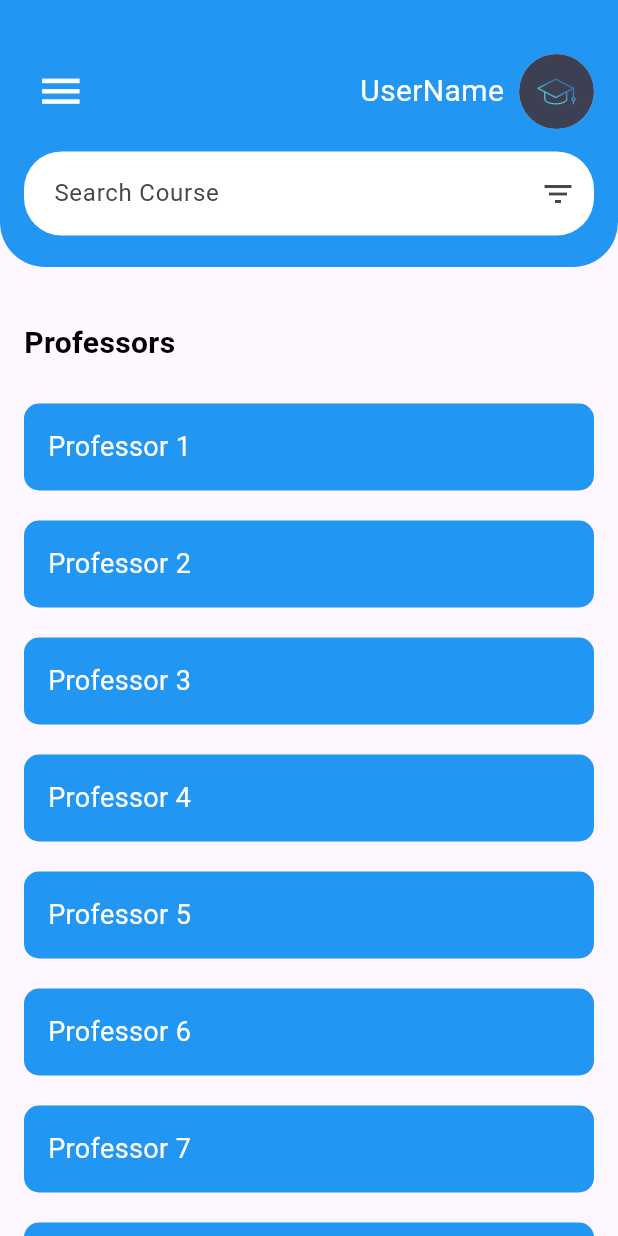
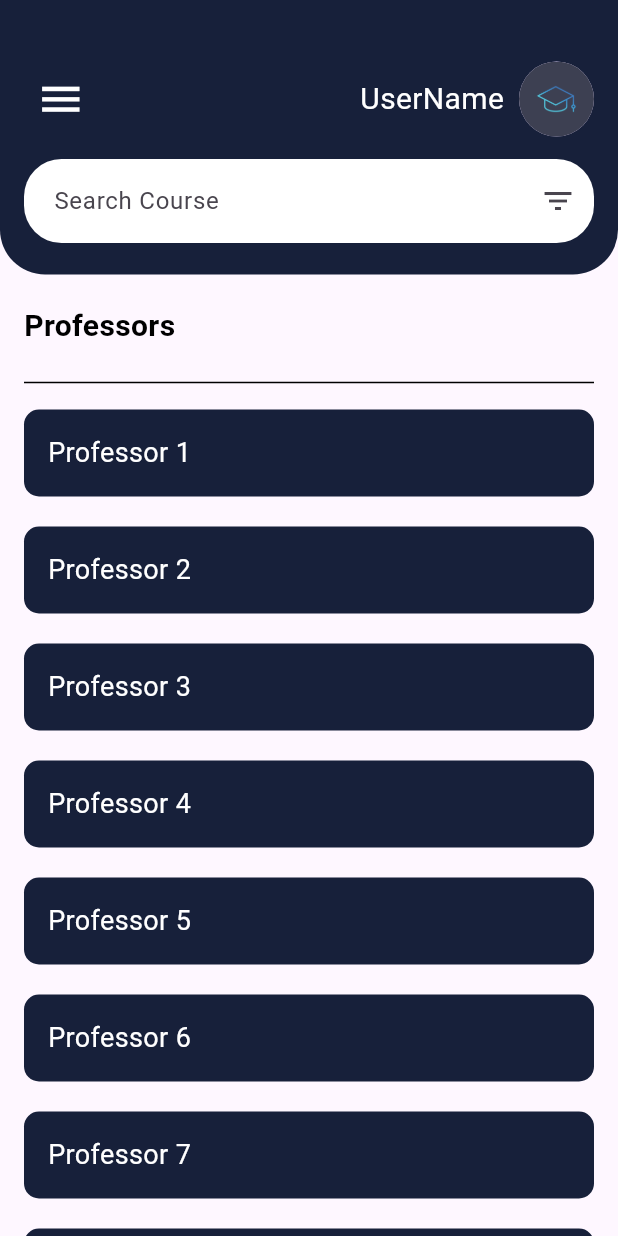
Before and after one commit to FindMyProfessors/findmyprofessors, a Flutter app: the Dashboard screen opened directly, in the side drawer, after a tap on "DashBoard", on a phone screen of 412 x 824 dp. Run offline on Flutter 3.47's test engine with Material 3 defaults, Android fonts, the phone set to English and light mode, and no system bars; our stand-ins replace flutter_native_splash, icons_plus.

Commit message:
updated dashBoard, new side menu, sample professor screen

```diff
--- a/mobile/app/lib/screens/dashboard.dart
+++ b/mobile/app/lib/screens/dashboard.dart
@@ -1,4 +1,5 @@
 
+import 'package:app/screens/Professor.dart';
 import 'package:app/widgets/sideMenu.dart';
 import 'package:flutter/material.dart';
 
@@ -146,7 +147,7 @@ void _showFilter() {
           SizedBox(height: 20.0),
 
           Padding(
-            padding: EdgeInsets.all(16.0),
+            padding: EdgeInsets.only(bottom: 15.0, left: 16.0, right: 16.0),
             child: Row(
               crossAxisAlignment: CrossAxisAlignment.center,
               mainAxisAlignment: MainAxisAlignment.spaceBetween,
@@ -160,7 +161,10 @@ void _showFilter() {
 
               ]
             ),
+
           ),
+
+          Divider(color: Colors.black, thickness: 1.0, indent: 16.0, endIndent: 16.0,),
 
           _professors(),
 
@@ -175,15 +179,16 @@ void _showFilter() {
     return Container(
       padding: EdgeInsets.all(16.0),
       decoration: BoxDecoration(
-        color: Colors.blue,
+        color: Color(0xff17203a),
         borderRadius: BorderRadius.only(
           bottomLeft: Radius.circular(30.0),
            bottomRight: Radius.circular(30.0))
       ),
 
       child: Column(
+
         children: <Widget>[
-          SizedBox(height: 20.0),
+          SizedBox(height: 25.0),
           //top row
           Row(
             mainAxisAlignment: MainAxisAlignment.spaceBetween,
@@ -243,78 +248,30 @@ void _showFilter() {
     );
   }
 
-  // Future<void> _showSchoolInfoDialog(BuildContext context) async {
-
-  //   return showDialog<void>(
-  //     context: context,
-  //     barrierDismissible: true, // Allow user to dismiss the dialog
-  //     builder: (BuildContext context) {
-  //       return AlertDialog(
-  //         title: Text('Enter School Info'),
-  //         content: SingleChildScrollView(
-  //           child: Column(
-  //             children: <Widget>[
-  //               TextFormField(
-  //                 decoration: InputDecoration(
-  //                   labelText: 'School Name',
-  //                   hintText: 'Enter school name',
-  //                 ),
-  //                 onChanged: (value) {
-  //                   schoolName = value;
-  //                 },
-  //               ),
-  //               TextFormField(
-  //                 decoration: InputDecoration(
-  //                   labelText: 'Semester',
-  //                   hintText: 'Enter semester',
-  //                 ),
-  //                 onChanged: (value) {
-  //                   semester = value;
-  //                 },
-  //               ),
-  //             ],
-  //           ),
-  //         ),
-  //         actions: <Widget>[
-  //           TextButton(
-  //             child: Text('Cancel'),
-  //             onPressed: () {
-  //               Navigator.of(context).pop();
-  //             },
-  //           ),
-  //           ElevatedButton(
-  //             child: Text('Save'),
-  //             onPressed: () {
-  //               // Process the input here (e.g., save to database)
-  //               print('School Name: $schoolName, Semester: $semester');
-  //               Navigator.of(context).pop(); // Close the dialog
-  //             },
-  //           ),
-  //         ],
-  //       );
-  //     },
-  //   );
-  // }
+  List<String> professors = List.generate(10, (index) => 'Professor ${index + 1}');
 
   _professors() {
-
-  List<String> professors = List.generate(10, (index) => 'Professor ${index + 1}');
 
   return Expanded(
     child: ListView.builder(
       itemCount: professors.length,
       itemBuilder: (context, index) {
-        return Container(
+        return GestureDetector(
+          onTap: () {
+            Navigator.of(context).push(MaterialPageRoute(builder: (context) => Professor(item: "Professor ${index + 1}")));
+          },
+          child: Container(
             margin: EdgeInsets.symmetric(vertical: 10.0, horizontal: 16.0),
             padding: EdgeInsets.all(16.0),
             decoration: BoxDecoration(
-            color: Colors.blue,
+              color: Color(0xff17203a),
               borderRadius: BorderRadius.circular(10.0),
             ),
             child: Text(
               professors[index],
               style: TextStyle(color: Colors.white, fontSize: 18.0),
             ),
+          )
         );
       },
     ),
--- a/mobile/app/lib/widgets/sideMenu.dart
+++ b/mobile/app/lib/widgets/sideMenu.dart
@@ -13,43 +13,67 @@ class _SideMenuState extends State<SideMenu> {
   @override
   Widget build(BuildContext context) {
     return Drawer(
+      backgroundColor: Color(0xff17203a),
       child: ListView(
         padding: EdgeInsets.zero,
         children: <Widget>[
           DrawerHeader(
-            child: Text(
-              'Side menu',
-              style: TextStyle(color: Colors.white, fontSize: 25),
+            child: Row(
+              children: <Widget>[
+                CircleAvatar(
+                  backgroundImage: AssetImage('assets/images/splash_icon.png'),
+                  radius: 25.0,
+                ),
+
+                SizedBox(width: 10.0),
+
+                Text("UserName", style: TextStyle(color: Colors.white, fontSize: 20.0)),
+
+              ],
             ),
+
             decoration: BoxDecoration(
-                color: Colors.blue,
-                image: DecorationImage(
-                    fit: BoxFit.fill,
-                    image: AssetImage('assets/images/cover.jpg'))),
+                //borderRadius: BorderRadius.circular(30.0),
+                color:Color(0xff17203a),
+            ),
           ),
+
+
           ListTile(
-            leading: Icon(Icons.dashboard_customize_rounded),
-            title: Text('DashBoard'),
+            leading: Icon(Icons.dashboard_customize_rounded, color: Colors.white,),
+            title: Text('DashBoard', style: TextStyle(color: Colors.white),),
             onTap: () =>  {Navigator.of(context).push(MaterialPageRoute(builder: (context) => Dashboard()))},
           ),
+
+          Divider(color: Colors.black, thickness: 1.0),
+
           ListTile(
-            leading: Icon(Icons.shopping_cart),
-            title: Text('Course Cart'),
+            leading: Icon(Icons.shopping_cart, color: Colors.white),
+            title: Text('Course Cart' , style: TextStyle(color: Colors.white)),
             onTap: () => {Navigator.of(context).pop()},
           ),
+
+          Divider(color: Colors.black, thickness: 1.0),
+
           ListTile(
-            leading: Icon(Icons.person),
-            title: Text('Profile'),
+            leading: Icon(Icons.person, color: Colors.white),
+            title: Text('Profile' , style: TextStyle(color: Colors.white)),
             onTap: () => {Navigator.of(context).pop()},
           ),
+
+          Divider(color: Colors.black, thickness: 1.0),
+
           ListTile(
-            leading: Icon(Icons.settings),
-            title: Text('Settings'),
+            leading: Icon(Icons.settings , color: Colors.white),
+            title: Text('Settings' , style: TextStyle(color: Colors.white)),
             onTap: () => {Navigator.of(context).pop()},
           ),
+
+          Divider(color: Colors.black, thickness: 1.0),
+
           ListTile(
-            leading: Icon(Icons.exit_to_app),
-            title: Text('Logout'),
+            leading: Icon(Icons.exit_to_app , color: Colors.white),
+            title: Text('Logout' , style: TextStyle(color: Colors.white)),
             onTap: () => {Navigator.of(context).push(MaterialPageRoute(builder: (context) => WelcomeScreen()))},
           ),
         ],
```
Also changed, not shown: mobile/app/lib/screens/Professor.dart (added, +46 -0 lines), 1 other file. Lines whose indentation alone changed are shown as unchanged.
